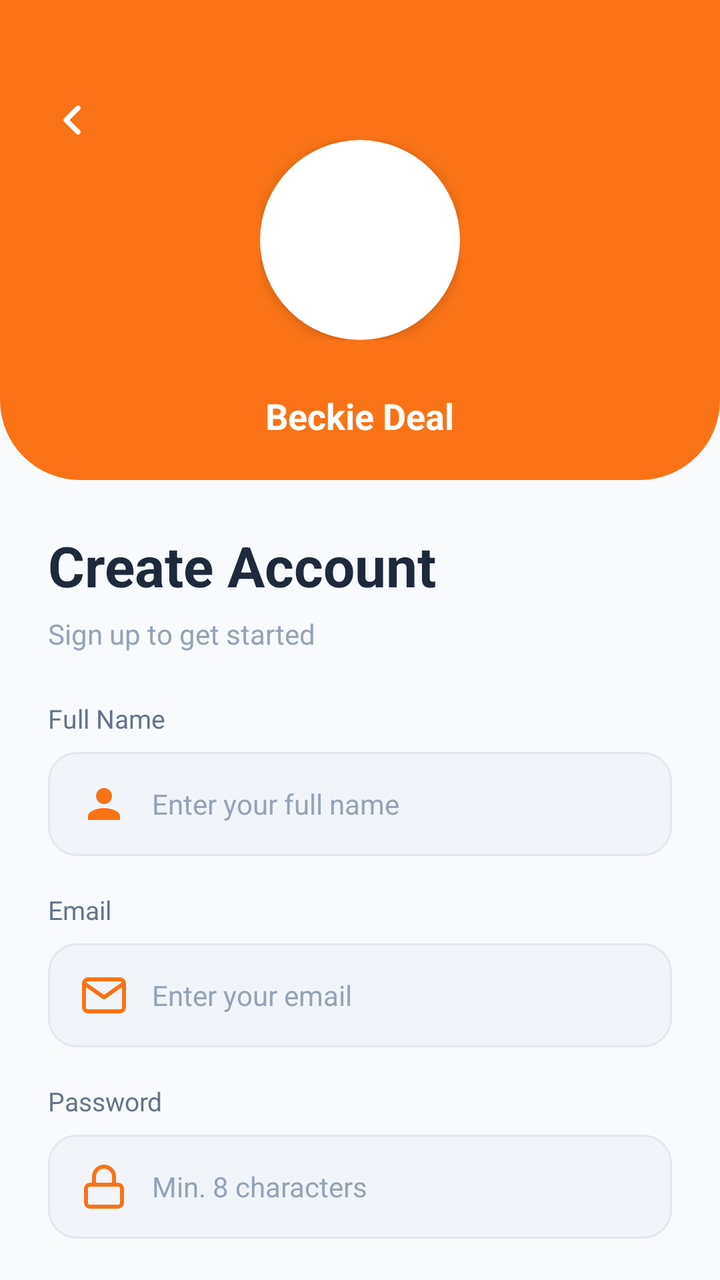
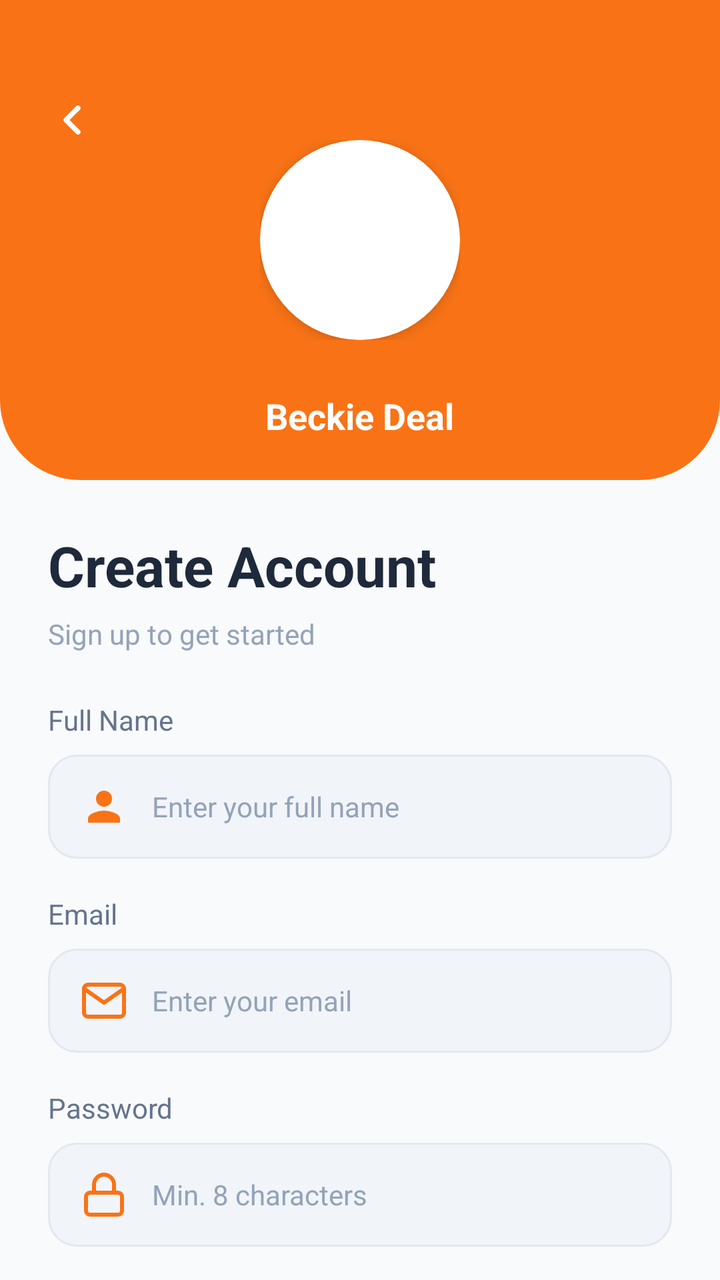

An Android layout rendered at two revisions. The XML below is the earlier revision; the diff shows what the commit changed to produce the second picture.
<!-- AndroidManifest.xml: application theme Theme.BeckieDealApp -->
<!-- res/layout/activity_register.xml -->
<?xml version="1.0" encoding="utf-8"?>
<androidx.constraintlayout.widget.ConstraintLayout xmlns:android="http://schemas.android.com/apk/res/android"
    xmlns:app="http://schemas.android.com/apk/res-auto"
    xmlns:tools="http://schemas.android.com/tools"
    android:layout_width="match_parent"
    android:layout_height="match_parent"
    android:background="@color/background"
    android:fitsSystemWindows="true"
    tools:context=".RegisterActivity">

    <androidx.core.widget.NestedScrollView
        android:layout_width="match_parent"
        android:layout_height="match_parent"
        android:fillViewport="true"
        android:overScrollMode="never">

        <LinearLayout
            android:layout_width="match_parent"
            android:layout_height="wrap_content"
            android:orientation="vertical">

            
            <FrameLayout
                android:id="@+id/registerHeaderWave"
                android:layout_width="match_parent"
                android:layout_height="240dp">

                
                <View
                    android:layout_width="match_parent"
                    android:layout_height="match_parent"
                    android:background="@drawable/login_header_wave" />

                
                <ImageView
                    android:id="@+id/backButton"
                    android:layout_width="40dp"
                    android:layout_height="40dp"
                    android:layout_gravity="start|top"
                    android:layout_marginStart="16dp"
                    android:layout_marginTop="40dp"
                    android:padding="8dp"
                    android:src="@drawable/ic_arrow_left"
                    android:contentDescription="Back"
                    app:tint="@color/white_fixed" />

                
                <FrameLayout
                    android:layout_width="100dp"
                    android:layout_height="100dp"
                    android:layout_gravity="center">

                    
                    <View
                        android:layout_width="match_parent"
                        android:layout_height="match_parent"
                        android:background="@drawable/login_logo_circle_bg"
                        android:elevation="4dp" />

                    
                    <ImageView
                        android:layout_width="64dp"
                        android:layout_height="64dp"
                        android:layout_gravity="center"
                        android:elevation="5dp"
                        android:src="@mipmap/ic_launcher"
                        android:contentDescription="App Logo" />

                </FrameLayout>

                
                <TextView
                    android:layout_width="wrap_content"
                    android:layout_height="wrap_content"
                    android:layout_gravity="center_horizontal|bottom"
                    android:layout_marginBottom="20dp"
                    android:text="@string/app_name"
                    android:textColor="@color/white_fixed"
                    android:textSize="18sp"
                    android:textStyle="bold" />

            </FrameLayout>

            
            <LinearLayout
                android:id="@+id/registerFormSection"
                android:layout_width="match_parent"
                android:layout_height="wrap_content"
                android:orientation="vertical"
                android:paddingHorizontal="24dp"
                android:paddingTop="24dp"
                android:paddingBottom="24dp">

                
                <TextView
                    android:layout_width="wrap_content"
                    android:layout_height="wrap_content"
                    android:text="Create Account"
                    android:textColor="@color/text_primary"
                    android:textSize="28sp"
                    android:textStyle="bold" />

                
                <TextView
                    android:layout_width="wrap_content"
                    android:layout_height="wrap_content"
                    android:layout_marginTop="6dp"
                    android:text="Sign up to get started"
                    android:textColor="@color/text_muted"
                    android:textSize="14sp" />

                
                <TextView
                    android:layout_width="wrap_content"
                    android:layout_height="wrap_content"
                    android:layout_marginTop="24dp"
                    android:text="Full Name"
                    android:textColor="@color/text_secondary"
                    android:textSize="13sp" />

                <EditText
                    android:id="@+id/nameInput"
                    android:layout_width="match_parent"
                    android:layout_height="52dp"
                    android:layout_marginTop="8dp"
                    android:background="@drawable/login_input_background"
                    android:drawableStart="@drawable/ic_person"
                    android:drawablePadding="12dp"
                    android:hint="Enter your full name"
                    android:inputType="textPersonName"
                    android:paddingHorizontal="16dp"
                    android:textColor="@color/text_primary"
                    android:textColorHint="@color/text_muted"
                    android:textSize="14sp" />

                
                <TextView
                    android:layout_width="wrap_content"
                    android:layout_height="wrap_content"
                    android:layout_marginTop="18dp"
                    android:text="Email"
                    android:textColor="@color/text_secondary"
                    android:textSize="13sp" />

                <EditText
                    android:id="@+id/emailInput"
                    android:layout_width="match_parent"
                    android:layout_height="52dp"
                    android:layout_marginTop="8dp"
                    android:background="@drawable/login_input_background"
                    android:drawableStart="@drawable/ic_email"
                    android:drawablePadding="12dp"
                    android:hint="Enter your email"
                    android:inputType="textEmailAddress"
                    android:paddingHorizontal="16dp"
                    android:textColor="@color/text_primary"
                    android:textColorHint="@color/text_muted"
                    android:textSize="14sp" />

                
                <TextView
                    android:layout_width="wrap_content"
                    android:layout_height="wrap_content"
                    android:layout_marginTop="18dp"
                    android:text="Password"
                    android:textColor="@color/text_secondary"
                    android:textSize="13sp" />

                <EditText
                    android:id="@+id/passwordInput"
                    android:layout_width="match_parent"
                    android:layout_height="52dp"
                    android:layout_marginTop="8dp"
                    android:background="@drawable/login_input_background"
                    android:drawableStart="@drawable/ic_lock"
                    android:drawablePadding="12dp"
                    android:hint="Min. 8 characters"
                    android:inputType="textPassword"
                    android:paddingHorizontal="16dp"
                    android:textColor="@color/text_primary"
                    android:textColorHint="@color/text_muted"
                    android:textSize="14sp" />

                
                <TextView
                    android:layout_width="wrap_content"
                    android:layout_height="wrap_content"
                    android:layout_marginTop="18dp"
                    android:text="Confirm Password"
                    android:textColor="@color/text_secondary"
                    android:textSize="13sp" />

                <EditText
                    android:id="@+id/confirmPasswordInput"
                    android:layout_width="match_parent"
                    android:layout_height="52dp"
                    android:layout_marginTop="8dp"
                    android:background="@drawable/login_input_background"
                    android:drawableStart="@drawable/ic_lock"
                    android:drawablePadding="12dp"
                    android:hint="Confirm your password"
                    android:inputType="textPassword"
                    android:paddingHorizontal="16dp"
                    android:textColor="@color/text_primary"
                    android:textColorHint="@color/text_muted"
                    android:textSize="14sp" />

                
                <CheckBox
                    android:id="@+id/termsCheckbox"
                    android:layout_width="wrap_content"
                    android:layout_height="wrap_content"
                    android:layout_marginTop="16dp"
                    android:button="@drawable/login_checkbox_selector"
                    android:paddingStart="8dp"
                    android:text="I agree to the Terms and Privacy Policy"
                    android:textColor="@color/text_secondary"
                    android:textSize="13sp" />

                
                <Button
                    android:id="@+id/registerButton"
                    android:layout_width="match_parent"
                    android:layout_height="52dp"
                    android:layout_marginTop="24dp"
                    android:background="@drawable/login_button_bg"
                    android:text="Create Account"
                    android:textAllCaps="false"
                    android:textColor="@color/white_fixed"
                    android:textSize="16sp"
                    android:textStyle="bold"
                    android:stateListAnimator="@null" />

                
                <TextView
                    android:layout_width="wrap_content"
                    android:layout_height="wrap_content"
                    android:layout_gravity="center"
                    android:layout_marginTop="20dp"
                    android:text="Sign up with your university account"
                    android:textColor="@color/text_muted"
                    android:textSize="13sp" />

                
                <LinearLayout
                    android:layout_width="wrap_content"
                    android:layout_height="wrap_content"
                    android:layout_gravity="center"
                    android:layout_marginTop="16dp"
                    android:orientation="horizontal">

                    <TextView
                        android:layout_width="wrap_content"
                        android:layout_height="wrap_content"
                        android:text="Already have an account? "
                        android:textColor="@color/text_muted"
                        android:textSize="14sp" />

                    <TextView
                        android:id="@+id/loginLink"
                        android:layout_width="wrap_content"
                        android:layout_height="wrap_content"
                        android:text="Login"
                        android:textColor="@color/primary"
                        android:textSize="14sp"
                        android:textStyle="bold" />

                </LinearLayout>

            </LinearLayout>

        </LinearLayout>

    </androidx.core.widget.NestedScrollView>

</androidx.constraintlayout.widget.ConstraintLayout>
<!-- resources referenced by this layout -->
<resources>
  <color name="background">#F8FAFC</color>
  <color name="primary">#F97316</color>
  <color name="text_muted">#94A3B8</color>
  <color name="text_primary">#1E293B</color>
  <color name="text_secondary">#64748B</color>
  <color name="white_fixed">#FFFFFF</color>
  <!-- drawable ic_person (drawable) -->
  <vector xmlns:android="http://schemas.android.com/apk/res/android"
      android:width="24dp" android:height="24dp"
      android:viewportWidth="24" android:viewportHeight="24">
      
      <path android:fillColor="#F97316"
          android:pathData="M12,12c2.21,0 4,-1.79 4,-4s-1.79,-4 -4,-4 -4,1.79 -4,4 1.79,4 4,4zM12,14c-2.67,0 -8,1.34 -8,4v2h16v-2c0,-2.66 -5.33,-4 -8,-4z"/>
  </vector>
  <!-- drawable login_button_bg (drawable) -->
  <?xml version="1.0" encoding="utf-8"?>
  <shape xmlns:android="http://schemas.android.com/apk/res/android"
      android:shape="rectangle">
      <solid android:color="@color/primary" />
      <corners android:radius="14dp" />
  </shape>
  <!-- drawable login_header_wave (drawable) -->
  <?xml version="1.0" encoding="utf-8"?>
  <layer-list xmlns:android="http://schemas.android.com/apk/res/android">
      
      <item>
          <shape android:shape="rectangle">
              <solid android:color="@color/primary" />
              <corners
                  android:bottomLeftRadius="40dp"
                  android:bottomRightRadius="40dp" />
          </shape>
      </item>
  </layer-list>
  <!-- drawable login_input_background (drawable) -->
  <?xml version="1.0" encoding="utf-8"?>
  <shape xmlns:android="http://schemas.android.com/apk/res/android"
      android:shape="rectangle">
      <solid android:color="@color/input_background" />
      <corners android:radius="14dp" />
      <stroke
          android:width="1dp"
          android:color="@color/border_color" />
  </shape>
  <!-- drawable login_logo_circle_bg (drawable) -->
  <?xml version="1.0" encoding="utf-8"?>
  <shape xmlns:android="http://schemas.android.com/apk/res/android"
      android:shape="oval">
      <solid android:color="@color/white_fixed" />
      <size
          android:width="100dp"
          android:height="100dp" />
  </shape>
  <!-- mipmap ic_launcher (mipmap-anydpi-v26) -->
  <?xml version="1.0" encoding="utf-8"?>
  <adaptive-icon xmlns:android="http://schemas.android.com/apk/res/android">
      <background android:drawable="@color/ic_launcher_background"/>
      <foreground android:drawable="@mipmap/ic_launcher_foreground"/>
  </adaptive-icon>
  <string name="app_name">Beckie Deal</string>
  <style name="Theme.BeckieDealApp" parent="Base.Theme.BeckieDealApp" />
  <color name="border_color">#E2E8F0</color>
  <color name="input_background">#F1F5F9</color>
  <color name="ic_launcher_background">#FFFFFF</color>
  <color name="on_primary">#FFFFFF</color>
  <color name="primary_container">#F97316</color>
  <color name="on_primary_container">#582200</color>
  <color name="surface">#FFFFFF</color>
  <color name="on_surface">#251913</color>
  <style name="Widget.App.BottomNav.ActiveIndicator" parent="Widget.Material3.BottomNavigationView.ActiveIndicator">
          <item name="android:color">@color/nav_indicator_fill</item>
          <item name="android:width">52dp</item>
          <item name="android:height">40dp</item>
          <item name="shapeAppearance">@style/ShapeAppearance.App.BottomNav.ActiveIndicator</item>
      </style>
  <color name="nav_indicator_fill">#FFF1EB</color>
  <style name="ShapeAppearance.App.BottomNav.ActiveIndicator" parent="">
          <item name="cornerFamily">rounded</item>
          <item name="cornerSize">50%</item>
      </style>
  <!-- unchanged entries left out for length: 6 -->
</resources>

<!-- the commit's change to res/layout/activity_register.xml (unified diff, before → after) -->
@@ -1,4 +1,4 @@
-<?xml version="1.0" encoding="utf-8"?>
+﻿<?xml version="1.0" encoding="utf-8"?>
 <androidx.constraintlayout.widget.ConstraintLayout xmlns:android="http://schemas.android.com/apk/res/android"
     xmlns:app="http://schemas.android.com/apk/res-auto"
     xmlns:tools="http://schemas.android.com/tools"
@@ -76,7 +76,7 @@
                     android:layout_marginBottom="20dp"
                     android:text="@string/app_name"
                     android:textColor="@color/white_fixed"
-                    android:textSize="18sp"
+                    android:textSize="@dimen/text_size_title_small"
                     android:textStyle="bold" />
 
             </FrameLayout>
@@ -97,7 +97,7 @@
                     android:layout_height="wrap_content"
                     android:text="Create Account"
                     android:textColor="@color/text_primary"
-                    android:textSize="28sp"
+                    android:textSize="@dimen/text_size_display"
                     android:textStyle="bold" />
 
                 
@@ -107,7 +107,7 @@
                     android:layout_marginTop="6dp"
                     android:text="Sign up to get started"
                     android:textColor="@color/text_muted"
-                    android:textSize="14sp" />
+                    android:textSize="@dimen/text_size_body" />
 
                 
                 <TextView
@@ -116,7 +116,7 @@
                     android:layout_marginTop="24dp"
                     android:text="Full Name"
                     android:textColor="@color/text_secondary"
-                    android:textSize="13sp" />
+                    android:textSize="@dimen/text_size_body" />
 
                 <EditText
                     android:id="@+id/nameInput"
@@ -131,7 +131,7 @@
                     android:paddingHorizontal="16dp"
                     android:textColor="@color/text_primary"
                     android:textColorHint="@color/text_muted"
-                    android:textSize="14sp" />
+                    android:textSize="@dimen/text_size_body" />
 
                 
                 <TextView
@@ -140,7 +140,7 @@
                     android:layout_marginTop="18dp"
                     android:text="Email"
                     android:textColor="@color/text_secondary"
-                    android:textSize="13sp" />
+                    android:textSize="@dimen/text_size_body" />
 
                 <EditText
                     android:id="@+id/emailInput"
@@ -155,7 +155,7 @@
                     android:paddingHorizontal="16dp"
                     android:textColor="@color/text_primary"
                     android:textColorHint="@color/text_muted"
-                    android:textSize="14sp" />
+                    android:textSize="@dimen/text_size_body" />
 
                 
                 <TextView
@@ -164,7 +164,7 @@
                     android:layout_marginTop="18dp"
                     android:text="Password"
                     android:textColor="@color/text_secondary"
-                    android:textSize="13sp" />
+                    android:textSize="@dimen/text_size_body" />
 
                 <EditText
                     android:id="@+id/passwordInput"
@@ -179,7 +179,7 @@
                     android:paddingHorizontal="16dp"
                     android:textColor="@color/text_primary"
                     android:textColorHint="@color/text_muted"
-                    android:textSize="14sp" />
+                    android:textSize="@dimen/text_size_body" />
 
                 
                 <TextView
@@ -188,7 +188,7 @@
                     android:layout_marginTop="18dp"
                     android:text="Confirm Password"
                     android:textColor="@color/text_secondary"
-                    android:textSize="13sp" />
+                    android:textSize="@dimen/text_size_body" />
 
                 <EditText
                     android:id="@+id/confirmPasswordInput"
@@ -203,7 +203,7 @@
                     android:paddingHorizontal="16dp"
                     android:textColor="@color/text_primary"
                     android:textColorHint="@color/text_muted"
-                    android:textSize="14sp" />
+                    android:textSize="@dimen/text_size_body" />
 
                 
                 <CheckBox
@@ -215,7 +215,7 @@
                     android:paddingStart="8dp"
                     android:text="I agree to the Terms and Privacy Policy"
                     android:textColor="@color/text_secondary"
-                    android:textSize="13sp" />
+                    android:textSize="@dimen/text_size_body" />
 
                 
                 <Button
@@ -227,7 +227,7 @@
                     android:text="Create Account"
                     android:textAllCaps="false"
                     android:textColor="@color/white_fixed"
-                    android:textSize="16sp"
+                    android:textSize="@dimen/text_size_body_large"
                     android:textStyle="bold"
                     android:stateListAnimator="@null" />
 
@@ -239,7 +239,7 @@
                     android:layout_marginTop="20dp"
                     android:text="Sign up with your university account"
                     android:textColor="@color/text_muted"
-                    android:textSize="13sp" />
+                    android:textSize="@dimen/text_size_body" />
 
                 
                 <LinearLayout
@@ -254,7 +254,7 @@
                         android:layout_height="wrap_content"
                         android:text="Already have an account? "
                         android:textColor="@color/text_muted"
-                        android:textSize="14sp" />
+                        android:textSize="@dimen/text_size_body" />
 
                     <TextView
                         android:id="@+id/loginLink"
@@ -262,7 +262,7 @@
                         android:layout_height="wrap_content"
                         android:text="Login"
                         android:textColor="@color/primary"
-                        android:textSize="14sp"
+                        android:textSize="@dimen/text_size_body"
                         android:textStyle="bold" />
 
                 </LinearLayout>
<!-- resource entries referenced after the edit -->
@@ -6,6 +6,10 @@
   <color name="text_primary">#1E293B</color>
   <color name="text_secondary">#64748B</color>
   <color name="white_fixed">#FFFFFF</color>
+  <dimen name="text_size_body">13sp</dimen>
+  <dimen name="text_size_body_large">15sp</dimen>
+  <dimen name="text_size_display">25sp</dimen>
+  <dimen name="text_size_title_small">17sp</dimen>
   <!-- drawable ic_person (drawable) -->
   <vector xmlns:android="http://schemas.android.com/apk/res/android"
       android:width="24dp" android:height="24dp"
